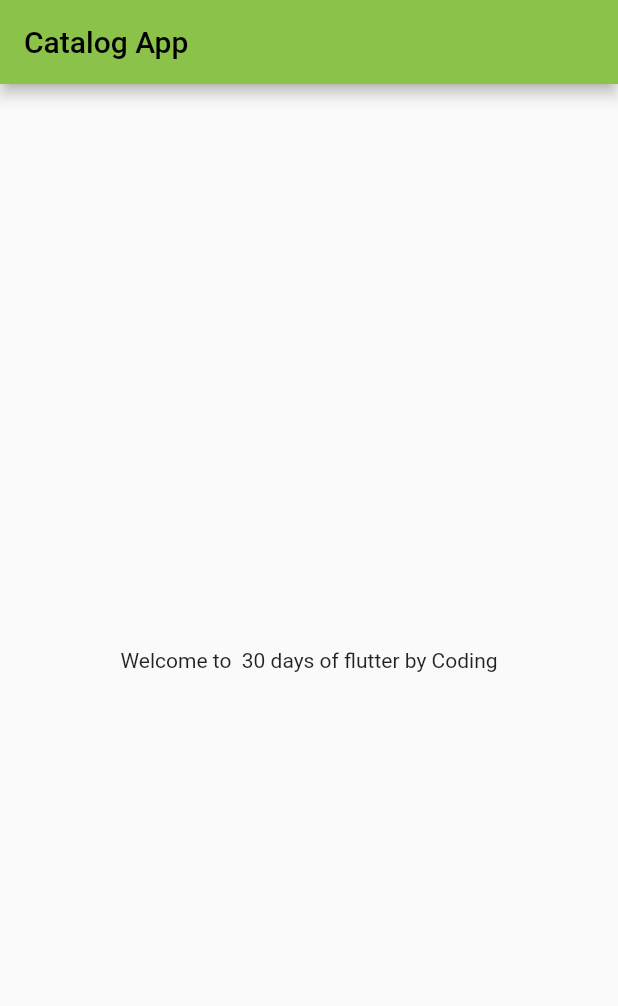
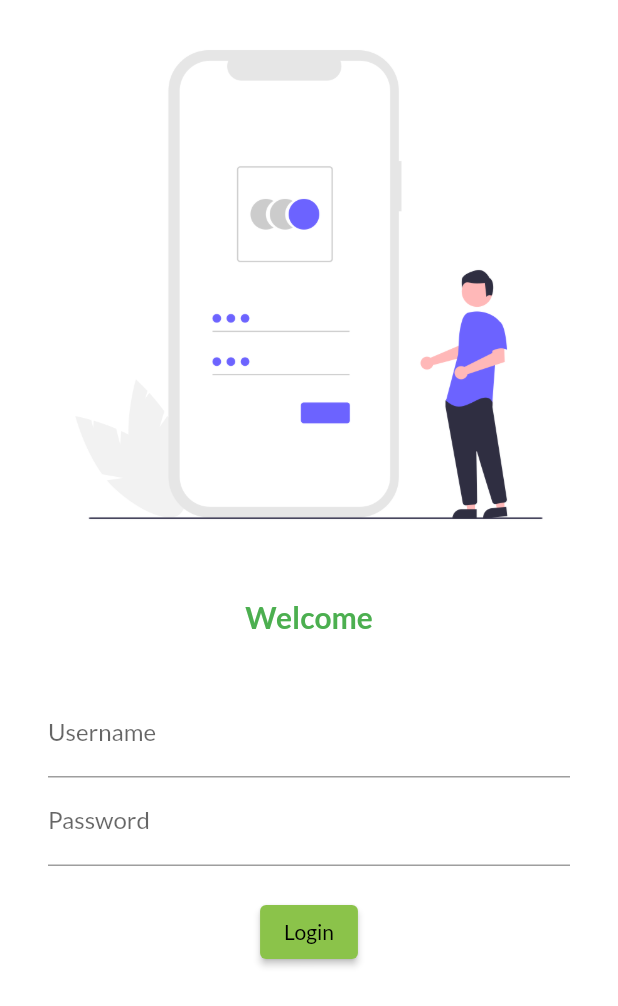
Before and after one commit to jigudobariya/flutterProject, a Flutter app: the screen it shows after launch, on a phone screen of 412 x 824 dp. Shown: the top 1006 px of the screen. Run offline on Flutter 3.47's test engine with Material 2 defaults, Android fonts, the phone set to English and light mode, and no system bars; our stand-ins replace google_fonts.

Commit message:
day 2 commit

```diff
--- a/lib/main.dart
+++ b/lib/main.dart
@@ -1,4 +1,6 @@
 import 'package:flutter/material.dart';
+import 'package:google_fonts/google_fonts.dart';
+import 'pages/login_page.dart';
 import 'pages/home_page.dart';
 
 void main() {
@@ -11,10 +13,19 @@ class MyApp extends StatelessWidget {
   @override
   Widget build(BuildContext context) {
     return MaterialApp(
-      home: HomePage(),
       themeMode: ThemeMode.light,
-      theme: ThemeData(primarySwatch: Colors.lightGreen),
+      theme: ThemeData(
+        primarySwatch: Colors.lightGreen,
+        fontFamily: GoogleFonts.lato().fontFamily,
+        primaryTextTheme: GoogleFonts.latoTextTheme(),
+      ),
       darkTheme: ThemeData(brightness: Brightness.dark),
+      initialRoute: "/",
+      routes: {
+        "/":(context) => LoginPage(),
+        "/home":(context) =>  HomePage(),
+        "/login":(context) => LoginPage()
+      },
     );
   }
 }
--- /dev/null
+++ b/lib/pages/login_page.dart
@@ -0,0 +1,63 @@
+import 'package:flutter/material.dart';
+
+class LoginPage extends StatelessWidget {
+  const LoginPage({Key? key}) : super(key: key);
+
+  @override
+  Widget build(BuildContext context) {
+    return Material(
+        color: Colors.white,
+        child: Column(
+          children: [
+            Image.asset(
+              "assets/images/login_img.png",
+              fit: BoxFit.cover,
+            ),
+            SizedBox(
+              height: 20.0,
+            ),
+            Text(
+              "Welcome",
+              style: TextStyle(
+                  fontSize: 20,
+                  fontWeight: FontWeight.bold,
+                  color: Colors.green),
+            ),
+            SizedBox(
+              height: 20.0,
+            ),
+            Padding(
+              padding:
+                  const EdgeInsets.symmetric(vertical: 16.0, horizontal: 32.0),
+              child: Column(
+                children: [
+                  TextFormField(
+                    decoration: InputDecoration(
+                      hintText: "Enter Username",
+                      labelText: "Username",
+                    ),
+                  ),
+                  TextFormField(
+                    obscureText: true,
+                    decoration: InputDecoration(
+                      hintText: "Enter Password",
+                      labelText: "Password",
+                    ),
+                  ),
+                  SizedBox(
+                    height: 20.0,
+                  ),
+                  ElevatedButton(
+                    child: Text("Login"),
+                    style: TextButton.styleFrom(),
+                    onPressed: () {
+                      print("Hii Flutter");
+                    },
+                  ),
+                ],
+              ),
+            )
+          ],
+        ));
+  }
+}
--- a/pubspec.yaml
+++ b/pubspec.yaml
@@ -34,6 +34,7 @@ dependencies:
   # The following adds the Cupertino Icons font to your application.
   # Use with the CupertinoIcons class for iOS style icons.
   cupertino_icons: ^1.0.2
+  google_fonts: ^3.0.1
 
 dev_dependencies:
   flutter_test:
@@ -58,8 +59,8 @@ flutter:
   uses-material-design: true
 
   # To add assets to your application, add an assets section, like this:
-  # assets:
-  #   - images/a_dot_burr.jpeg
+  assets:
+    - assets/images/
   #   - images/a_dot_ham.jpeg
 
   # An image asset can refer to one or more resolution-specific "variants", see
```
Also changed, not shown: assets/images/login_img.png (added), pubspec.lock, 1 other file.
